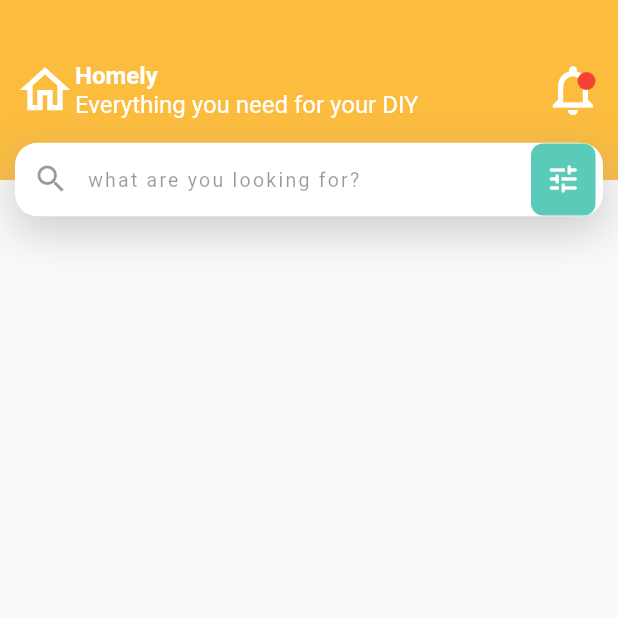
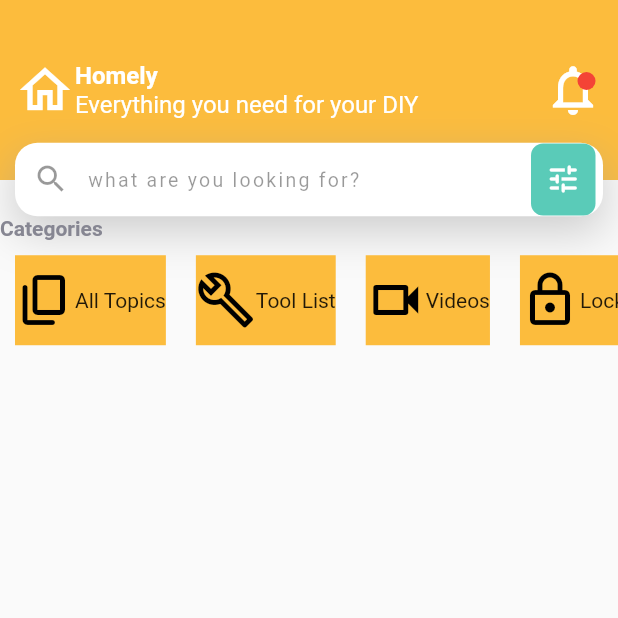
Before and after one commit to RodrigoUchoa001/avaliacao_2_programacao_4, a Flutter app: the screen it shows after launch, on a phone screen of 412 x 824 dp, the top half of it. Run offline on Flutter 3.47's test engine with Material 2 defaults, Android fonts, the light colour scheme and no system bars.

Commit message:
iniciado linha de categorias

```diff
--- a/lib/main.dart
+++ b/lib/main.dart
@@ -1,4 +1,5 @@
 import 'package:avaliacao_2/provider/theme_provider.dart';
+import 'package:avaliacao_2/widgets/category_selection_row.dart';
 import 'package:avaliacao_2/widgets/search_bar.dart';
 import 'package:avaliacao_2/widgets/top_bar.dart';
 import 'package:flutter/material.dart';
@@ -37,6 +38,7 @@
         children: const [
           TopBar(),
           SearchBar(),
+          CategorySelectionRow(),
         ],
       ),
     );
--- a/lib/provider/theme_provider.dart
+++ b/lib/provider/theme_provider.dart
@@ -12,6 +12,10 @@ class Themes {
       labelSmall: TextStyle(
         fontSize: 13,
         color: Colors.black.withOpacity(0.4),
+      ),
+      bodyLarge: const TextStyle(
+        color: Color(0xFF868692),
+        fontWeight: FontWeight.bold,
       ),
     ),
     inputDecorationTheme: InputDecorationTheme(
--- /dev/null
+++ b/lib/widgets/category_selection_row.dart
@@ -0,0 +1,59 @@
+import 'package:flutter/material.dart';
+
+class CategorySelectionRow extends StatefulWidget {
+  const CategorySelectionRow({Key? key}) : super(key: key);
+
+  @override
+  State<CategorySelectionRow> createState() => _CategorySelectionRowState();
+}
+
+class _CategorySelectionRowState extends State<CategorySelectionRow> {
+  @override
+  Widget build(BuildContext context) {
+    return Column(
+      crossAxisAlignment: CrossAxisAlignment.start,
+      children: [
+        Text('Categories', style: Theme.of(context).textTheme.bodyLarge),
+        SizedBox(
+          height: 80,
+          child: ListView.builder(
+            physics: const BouncingScrollPhysics(),
+            shrinkWrap: true,
+            itemCount: categories.length,
+            scrollDirection: Axis.horizontal,
+            itemBuilder: (_, index) {
+              return Container(
+                height: 80,
+                margin: const EdgeInsets.all(10),
+                color: Theme.of(context).appBarTheme.backgroundColor,
+                child: Row(
+                  children: [
+                    Icon(
+                      categories[index].icon,
+                      color: Colors.black,
+                    ),
+                    Text(categories[index].name),
+                  ],
+                ),
+              );
+            },
+          ),
+        ),
+      ],
+    );
+  }
+}
+
+class Category {
+  IconData icon;
+  String name;
+
+  Category({required this.icon, required this.name});
+}
+
+List<Category> categories = [
+  Category(icon: Icons.content_copy_rounded, name: 'All Topics'),
+  Category(icon: Icons.build_outlined, name: 'Tool List'),
+  Category(icon: Icons.videocam_outlined, name: 'Videos'),
+  Category(icon: Icons.lock_outlined, name: 'Locked'),
+];
```
